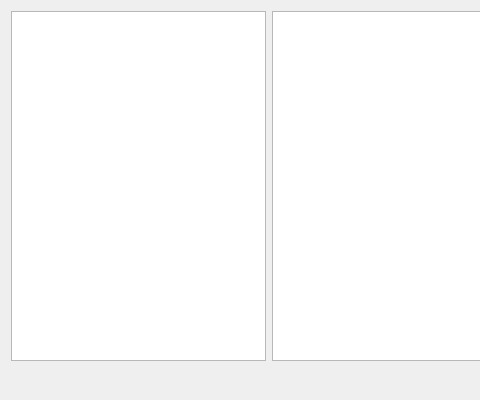
Above: libs/librepcb/libraryeditor/common/componentchooserdialog.ui from LibrePCB/LibrePCB before the change; both pictures show x 0 to 480 and y 0 to 400 of the 800 by 400 pixel window. Below: the same form after it.
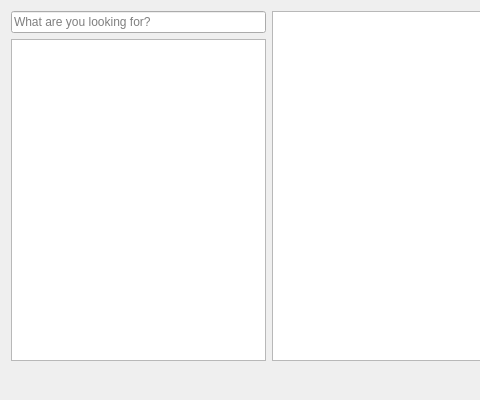
That is the form after the change. Custom widgets are drawn as their Qt base class.

Commit message: ComponentChooserDialog: Add search input field

Patch:
```diff
--- a/libs/librepcb/libraryeditor/common/componentchooserdialog.ui
+++ b/libs/librepcb/libraryeditor/common/componentchooserdialog.ui
@@ -21,11 +21,31 @@
   </property>
   <layout class="QGridLayout" name="gridLayout" rowstretch="0,1,0" columnstretch="1,1,1">
    <item row="0" column="0" rowspan="2">
+    <layout class="QVBoxLayout" name="verticalLayout" stretch="0,1">
+     <item>
+      <widget class="QLineEdit" name="edtSearch">
+       <property name="maxLength">
+        <number>100</number>
+       </property>
+       <property name="placeholderText">
+        <string>What are you looking for?</string>
+       </property>
+       <property name="clearButtonEnabled">
+        <bool>true</bool>
+       </property>
+      </widget>
+     </item>
+     <item>
     <widget class="QTreeView" name="treeCategories">
      <property name="editTriggers">
       <set>QAbstractItemView::NoEditTriggers</set>
      </property>
-    </widget>
+       <attribute name="headerVisible">
+        <bool>false</bool>
+       </attribute>
+      </widget>
+     </item>
+    </layout>
    </item>
    <item row="0" column="1" rowspan="2">
     <widget class="QListWidget" name="listComponents">
```
Lines whose indentation alone changed are shown as unchanged. The commit also changes 2 other files.
